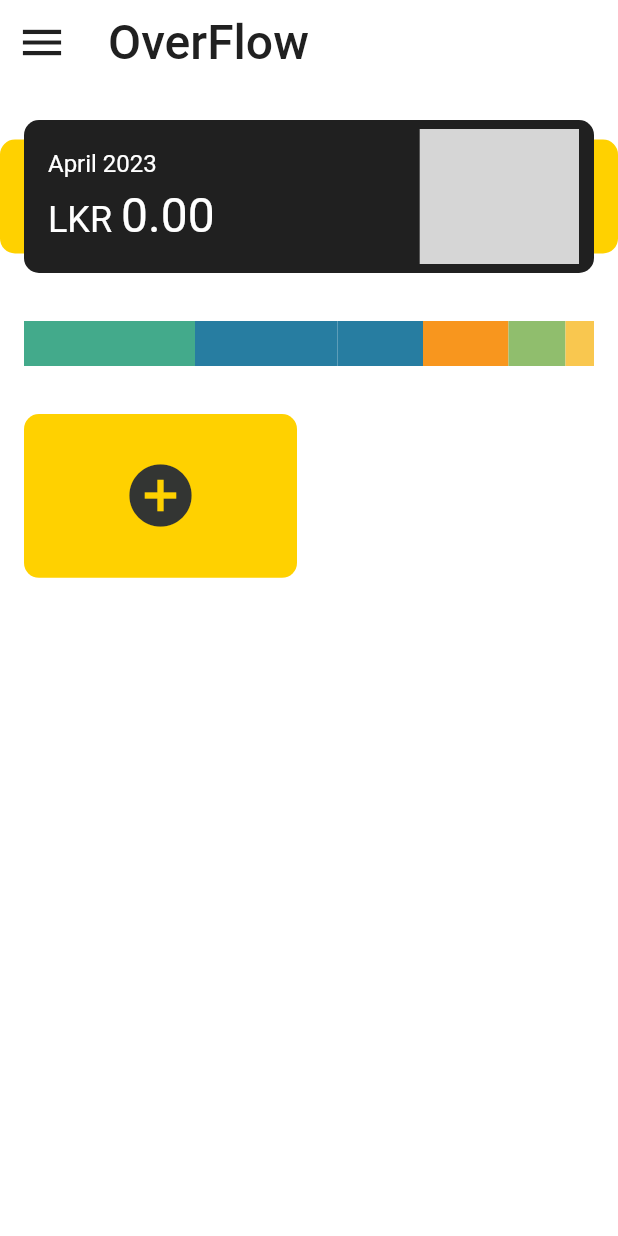
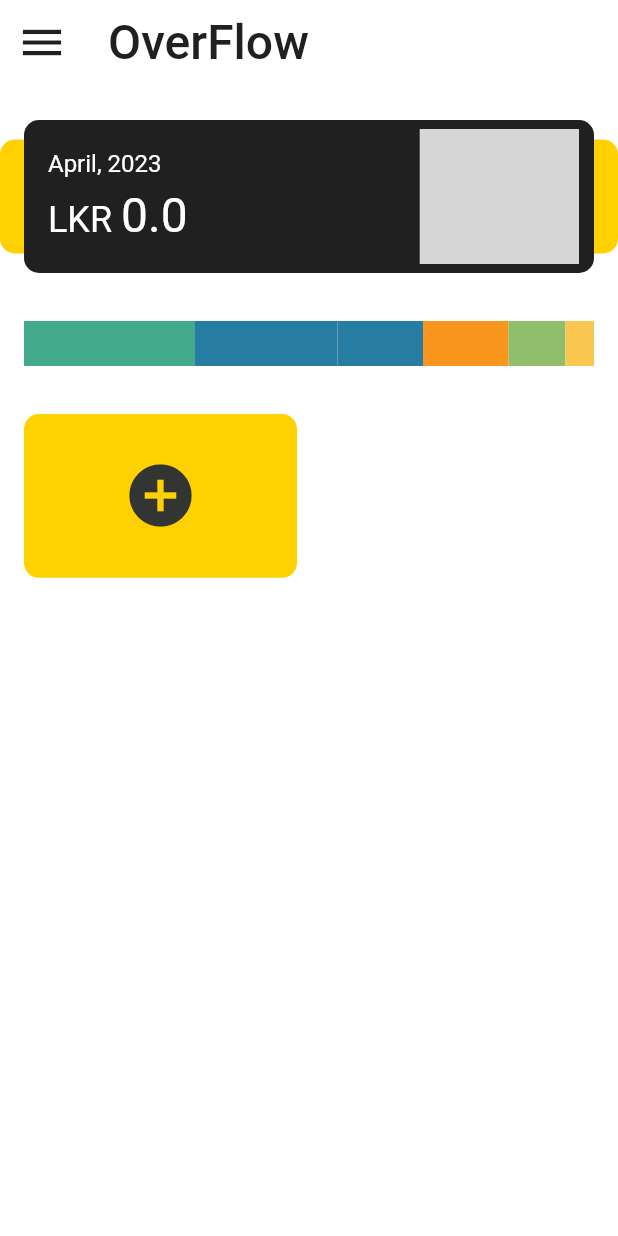
Before and after one commit to DevKasun/outflow, a Flutter app: the screen it shows after launch, on a phone screen of 412 x 824 dp. Run offline on Flutter 3.47's test engine with Material 2 defaults, Android fonts, the phone set to English and light mode, and no system bars; our stand-ins replace lottie; grey boxes are pictures that could not be loaded.

Commit message:
can add expenses to each category. Total expenses also can see on the total expenses widget.

```diff
--- a/lib/modal/category_model.dart
+++ b/lib/modal/category_model.dart
@@ -1,11 +1,10 @@
 import 'package:flutter/material.dart';
-import 'package:flutter/foundation.dart';
 
 class CategoryModel {
   final String id;
   final String categoryName;
   final Color categoryColor;
-  final double expenseAmount;
+  double expenseAmount;
   final DateTime date;
 
   CategoryModel({
--- a/lib/view/widgets/add_new_category.dart
+++ b/lib/view/widgets/add_new_category.dart
@@ -1,4 +1,3 @@
-import 'package:flutter/foundation.dart';
 import 'package:flutter/material.dart';
 import 'package:outflow/providers/category_provider.dart';
 import 'package:outflow/providers/color_provider.dart';
--- a/lib/view/widgets/category_grid_view.dart
+++ b/lib/view/widgets/category_grid_view.dart
@@ -1,13 +1,11 @@
-import 'package:flutter/cupertino.dart';
 import 'package:flutter/material.dart';
-import 'package:flutter/src/widgets/framework.dart';
-import 'package:flutter/src/widgets/placeholder.dart';
 import 'package:outflow/providers/category_provider.dart';
+import 'package:outflow/view/widgets/add_expenses_modal.dart';
 import 'package:outflow/view/widgets/add_new_category.dart';
 import 'package:provider/provider.dart';
 
 class CategoryGriodView extends StatelessWidget {
-  const CategoryGriodView({super.key});
+  const CategoryGriodView({Key? key}) : super(key: key);
 
   @override
   Widget build(BuildContext context) {
@@ -35,6 +33,15 @@ class CategoryGriodView extends StatelessWidget {
         }
         final category = categoryItems[index - 1];
         return GestureDetector(
+          onTap: () {
+            showModalBottomSheet(
+              context: context,
+              isScrollControlled: true,
+              builder: (BuildContext context) {
+                return AddExpenseModal(categoryID: category.id);
+              },
+            );
+          },
           child: Container(
             height: 80,
             padding: const EdgeInsets.only(
--- a/lib/view/widgets/total_expenses_widget.dart
+++ b/lib/view/widgets/total_expenses_widget.dart
@@ -2,12 +2,25 @@ import 'package:flutter/material.dart';
 import 'package:flutter/src/widgets/framework.dart';
 import 'package:flutter/src/widgets/placeholder.dart';
 import 'package:lottie/lottie.dart';
+import 'package:outflow/providers/category_provider.dart';
+import 'package:provider/provider.dart';
+import 'package:intl/intl.dart';
 
 class TotalExpensesWidget extends StatelessWidget {
   const TotalExpensesWidget({super.key});
 
   @override
   Widget build(BuildContext context) {
+    final categories = Provider.of<CategoryProvider>(context).catogories;
+    final now = DateTime.now();
+    final formattedDate = DateFormat("MMMM, yyyy").format(now);
+
+    double totalExpenses = 0.00;
+
+    for (final category in categories) {
+      totalExpenses += category.expenseAmount;
+    }
+
     return Padding(
       padding: const EdgeInsets.symmetric(
         horizontal: 16.0,
@@ -32,9 +45,9 @@ class TotalExpensesWidget extends StatelessWidget {
                         mainAxisAlignment: MainAxisAlignment.center,
                         crossAxisAlignment: CrossAxisAlignment.start,
                         children: [
-                          const Text(
-                            "April 2023",
-                            style: TextStyle(
+                          Text(
+                            "${formattedDate}",
+                            style: const TextStyle(
                               color: Color(0xFFFFFFFF),
                               fontSize: 16,
                             ),
@@ -44,8 +57,8 @@ class TotalExpensesWidget extends StatelessWidget {
                           ),
                           Row(
                             crossAxisAlignment: CrossAxisAlignment.end,
-                            children: const [
-                              Padding(
+                            children: [
+                              const Padding(
                                 padding: EdgeInsets.only(
                                   bottom: 2.0,
                                 ),
@@ -57,12 +70,12 @@ class TotalExpensesWidget extends StatelessWidget {
                                   ),
                                 ),
                               ),
-                              SizedBox(
+                              const SizedBox(
                                 width: 6.0,
                               ),
                               Text(
-                                "0.00",
-                                style: TextStyle(
+                                '$totalExpenses',
+                                style: const TextStyle(
                                   color: Color(0xFFFFFFFF),
                                   fontSize: 32,
                                   fontWeight: FontWeight.w400,
--- a/pubspec.yaml
+++ b/pubspec.yaml
@@ -37,6 +37,7 @@ dependencies:
     # The following adds the Cupertino Icons font to your application.
     # Use with the CupertinoIcons class for iOS style icons.
     cupertino_icons: ^1.0.2
+    intl: ^0.18.0
 
 dev_dependencies:
     flutter_test:
```
Also changed, not shown: lib/providers/category_provider.dart (+6 -2 lines), lib/view/widgets/add_expenses_modal.dart (added, +129 -0 lines), pubspec.lock.
